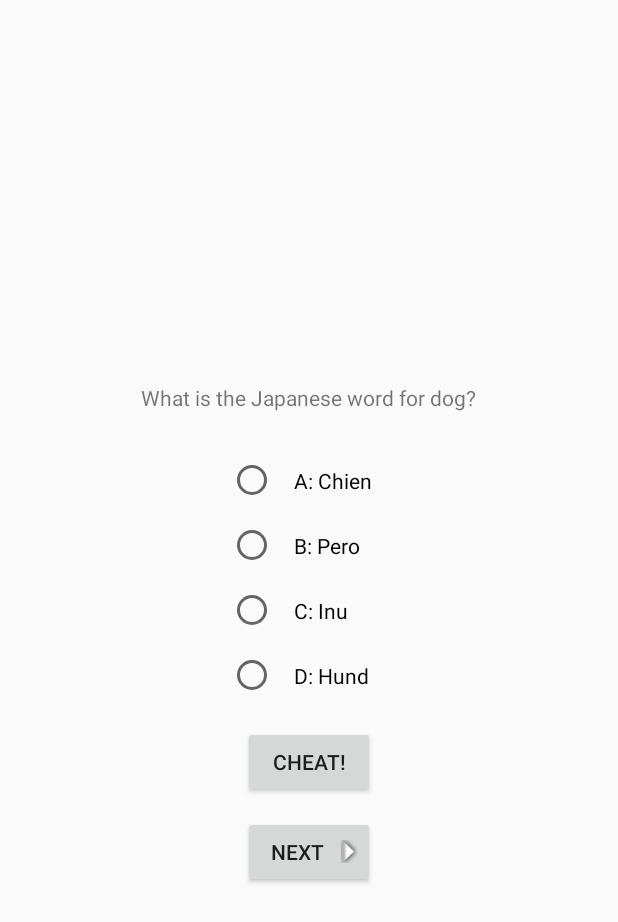
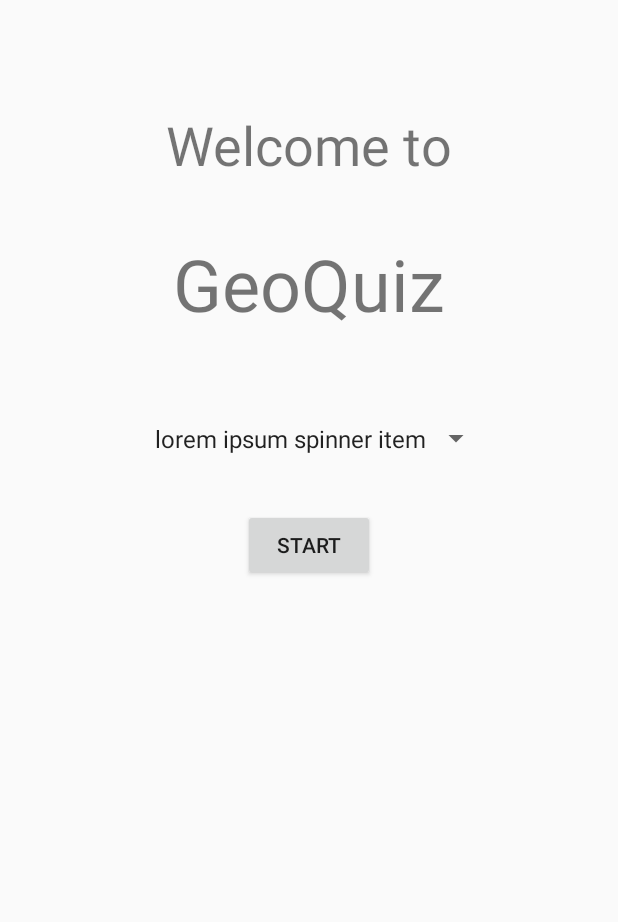
Before and after one commit to imjiazhen/ECE_558_project2, an Android app: the screen it shows after launch (QuizActivity before the commit, HomeActivity after it), on a phone screen of 412 x 824 dp. Shown: the top 922 px of the screen. Run offline under Robolectric (Android 15) with nearby library versions, the phone set to English and light mode, and no system bars.

Commit message:
Have basic sketch of HomeActivity working

```diff
--- a/app/src/main/AndroidManifest.xml
+++ b/app/src/main/AndroidManifest.xml
@@ -11,13 +11,16 @@
         android:supportsRtl="true"
         android:theme="@style/AppTheme" >
 
-        <activity android:name=".QuizActivity"
+        <activity android:name=".HomeActivity"
                   android:label="@string/app_name">
                   <intent-filter>
                       <action android:name="android.intent.action.MAIN" />
                       <category android:name="android.intent.category.LAUNCHER" />
                   </intent-filter>
         </activity>
+
+        <activity android:name=".QuizActivity"
+                  android:label="@string/app_name" />
 
         <activity android:name=".CheatActivity"
                   android:label="@string/app_name" />
--- a/app/src/main/java/com/bignerdranch/android/geoquiz/CheatActivity.java
+++ b/app/src/main/java/com/bignerdranch/android/geoquiz/CheatActivity.java
@@ -1,3 +1,6 @@
+// TODO : need to handle landscape changes
+// TODO : need to pass QuizActivity the state (score, cheat status, etc.)
+
 package com.bignerdranch.android.geoquiz;
 
 import android.app.Activity;
@@ -18,7 +21,6 @@ public class CheatActivity extends Activity {
     private static final String TAG = "CheatActivity";
 
     // key-value pairs to stash when activity is interrupted
-    // TODO : define KEY attribute to store data in CheatActivity
 
     // extra data being passed from QuizActivity --> CheatActivity
     public static final String EXTRA_ANSWER_CHARACTER = "com.bignerdranch.android.geoquiz.answer_character";
@@ -73,7 +75,6 @@ public class CheatActivity extends Activity {
     //////////////////////////
 
     private void setAnswerShownResult() {
-        // TODO: need to implement long lasting Cheat status
         Intent data = new Intent();
         data.putExtra(EXTRA_ANSWER_SHOWN, mIsAnswerShown);
         setResult(RESULT_OK, data);
--- /dev/null
+++ b/app/src/main/java/com/bignerdranch/android/geoquiz/HomeActivity.java
@@ -0,0 +1,63 @@
+// TODO : Implement basic HomeActivity to start quiz
+// TODO : Create background image & icon
+// TODO : need to handle landscape changes
+// TODO : use Spinner to select a different quiz
+
+package com.bignerdranch.android.geoquiz;
+
+import android.app.Activity;
+import android.os.Bundle;
+import android.util.Log;
+import android.view.*;
+import android.widget.Button;
+import android.widget.Spinner;
+import android.content.Intent;
+
+/**
+ * Created by riqbal on 5/18/2017.
+ */
+
+public class HomeActivity extends Activity {
+
+    // tag for debug printing & identification
+    private static final String TAG = "HomeActivity";
+
+    // key-value pairs to stash when activity is interrupted
+
+    // extra data being passed from HomeActivity --> QuizActivity
+
+    // GUI elements
+    private Spinner mSpinnerQuizzes;
+    private Button mButtonStart;
+
+    // Class attributes
+
+    //////////////
+    // onCreate //
+    //////////////
+
+    @Override
+    public void onCreate(Bundle savedInstanceState) {
+
+        super.onCreate(savedInstanceState);
+        Log.d(TAG, "onCreate(Bundle) called");
+        setContentView(R.layout.activity_home);
+
+        // grab the Spinner for use by HomeActivity
+        mSpinnerQuizzes = (Spinner) findViewById(R.id.spinner_quizzes);
+
+        // wire up the 'Start' button
+        mButtonStart = (Button) findViewById(R.id.button_start);
+        mButtonStart.setOnClickListener(new View.OnClickListener() {
+
+            @Override
+            public void onClick(View v) {
+                Intent i = new Intent(HomeActivity.this, QuizActivity.class);
+                startActivity(i);
+            } // onClick
+
+        }); // onClickListener -- mButtonStart
+
+    } // onCreate
+
+} // HomeActivity
--- a/app/src/main/java/com/bignerdranch/android/geoquiz/ResultsActivity.java
+++ b/app/src/main/java/com/bignerdranch/android/geoquiz/ResultsActivity.java
@@ -1,3 +1,6 @@
+// TODO : return back to HomeActivity
+// TODO : need to handle landscape changes
+
 package com.bignerdranch.android.geoquiz;
 
 import android.app.Activity;
@@ -54,7 +57,6 @@ public class ResultsActivity extends Activity {
         mButtonHome.setOnClickListener(new View.OnClickListener() {
             @Override
             public void onClick (View v) {
-                // TODO : jump back to HomeActivity
             } // onClick
         }); // onClickListener -- mButtonHome
 
--- a/app/src/main/res/layout/activity_home.xml
+++ b/app/src/main/res/layout/activity_home.xml
@@ -1,4 +1,5 @@
 <?xml version="1.0" encoding="utf-8"?>
+
 <LinearLayout xmlns:android="http://schemas.android.com/apk/res/android"
               android:gravity="center_horizontal"
               android:orientation="vertical"
```
Also changed, not shown: app/src/main/java/com/bignerdranch/android/geoquiz/QuizActivity.java (+9 -2 lines).
